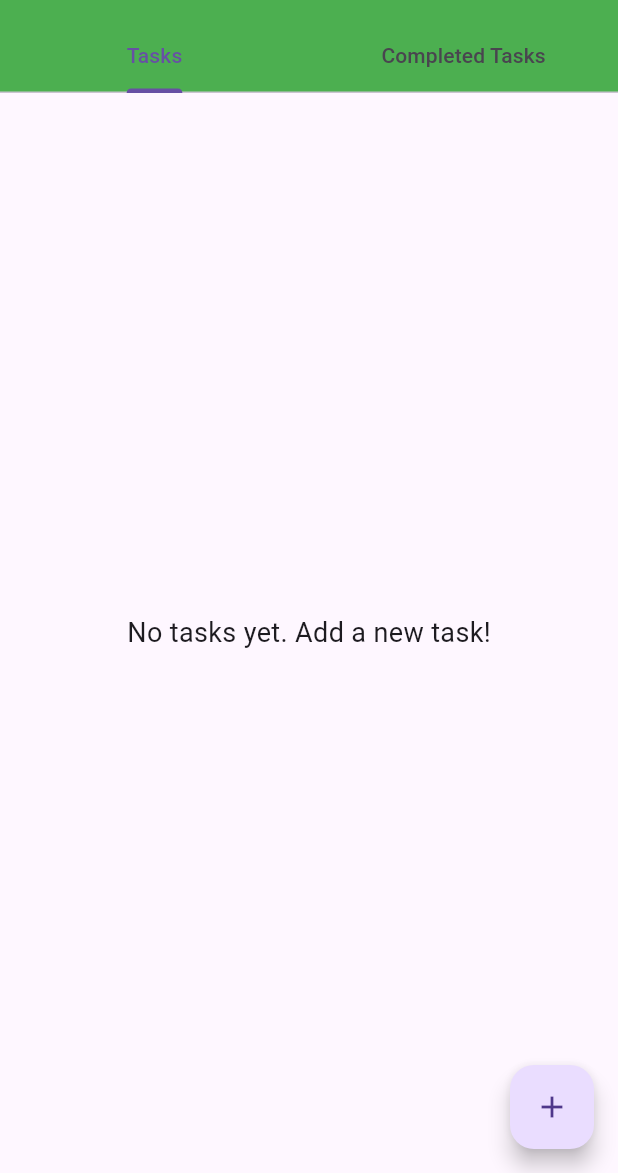
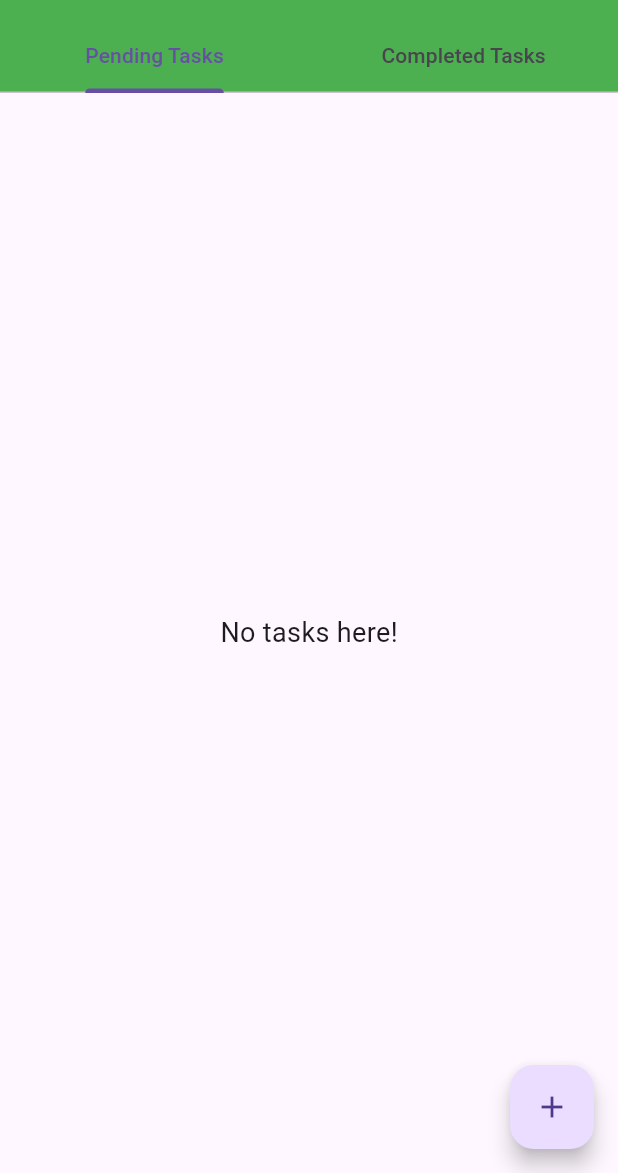
Before and after one commit to FachryRH/Tugas-Akhir-Flutter_Fachry-Reifandri-Hairiman, a Flutter app: the screen it shows after launch, on a phone screen of 412 x 824 dp, the part 63-1236 px from its top. Run offline on Flutter 3.47's test engine with Material 3 defaults, Android fonts, the phone set to English and light mode, and no system bars.

Commit message:
Initial commit

```diff
--- a/lib/main.dart
+++ b/lib/main.dart
@@ -43,7 +43,6 @@ class TaskListPage extends StatefulWidget {
 
 class TaskListPageState extends State<TaskListPage> {
   List<Map<String, dynamic>> tasks = [];
-  List<Map<String, dynamic>> completedTasks = [];
 
   void _navigateToAddTaskPage() async {
     final newTask = await Navigator.push(
@@ -57,10 +56,13 @@ class TaskListPageState extends State<TaskListPage> {
       setState(() {
         tasks.add(newTask);
         tasks.sort((a, b) {
-          // Priority: Urgent + Important, Urgent, Important, None
-          int aPriority = (a['urgent'] ? 2 : 0) + (a['important'] ? 1 : 0);
-          int bPriority = (b['urgent'] ? 2 : 0) + (b['important'] ? 1 : 0);
-          return bPriority.compareTo(aPriority);
+          if (b['important'] && b['urgent']) return 1;
+          if (a['important'] && a['urgent']) return -1;
+          if (b['urgent']) return 1;
+          if (a['urgent']) return -1;
+          if (b['important']) return 1;
+          if (a['important']) return -1;
+          return 0;
         });
       });
     }
@@ -68,6 +70,9 @@ class TaskListPageState extends State<TaskListPage> {
 
   @override
   Widget build(BuildContext context) {
+    final completedTasks = tasks.where((task) => task['completed']).toList();
+    final pendingTasks = tasks.where((task) => !task['completed']).toList();
+
     return DefaultTabController(
       length: 2,
       child: Scaffold(
@@ -82,47 +87,60 @@ class TaskListPageState extends State<TaskListPage> {
           ],
           bottom: const TabBar(
             tabs: [
-              Tab(text: 'Tasks'),
+              Tab(text: 'Pending Tasks'),
               Tab(text: 'Completed Tasks'),
             ],
           ),
         ),
         body: TabBarView(
           children: [
-            tasks.isEmpty
-                ? const Center(
+            _buildTaskList(pendingTasks, allowCheckbox: true),
+            _buildTaskList(completedTasks, allowCheckbox: false),
+          ],
+        ),
+        floatingActionButton: FloatingActionButton(
+          onPressed: _navigateToAddTaskPage,
+          child: const Icon(Icons.add),
+        ),
+      ),
+    );
+  }
+
+  Widget _buildTaskList(List<Map<String, dynamic>> tasksToDisplay, {required bool allowCheckbox}) {
+    if (tasksToDisplay.isEmpty) {
+      return const Center(
         child: Text(
-                'No tasks yet. Add a new task!',
+          'No tasks here!',
           style: TextStyle(fontSize: 18.0),
         ),
-            )
-                : ListView.builder(
-              itemCount: tasks.length,
+      );
+    }
+
+    return ListView.builder(
+      itemCount: tasksToDisplay.length,
       itemBuilder: (context, index) {
-                final task = tasks[index];
+        final task = tasksToDisplay[index];
         List<Widget> tags = [];
         if (task['important']) {
-                  tags.add(_buildTag('Important', Colors.red));
+          tags.add(const TagWidget(label: 'Important', color: Colors.red));
         }
         if (task['urgent']) {
-                  tags.add(_buildTag('Urgent', Colors.orange));
+          tags.add(const TagWidget(label: 'Urgent', color: Colors.orange));
         }
 
         return Card(
           margin: const EdgeInsets.symmetric(horizontal: 10, vertical: 5),
           child: ListTile(
-                    leading: Checkbox(
+            leading: allowCheckbox
+                ? Checkbox(
               value: task['completed'] ?? false,
               onChanged: (value) {
                 setState(() {
                   task['completed'] = value;
-                          if (value == true) {
-                            completedTasks.add(task);
-                            tasks.removeAt(index);
-                          }
                 });
               },
-                    ),
+            )
+                : null,
             title: Text(task['task']!),
             subtitle: Column(
               crossAxisAlignment: CrossAxisAlignment.start,
@@ -139,55 +157,25 @@ class TaskListPageState extends State<TaskListPage> {
               icon: const Icon(Icons.delete, color: Colors.red),
               onPressed: () {
                 setState(() {
-                          tasks.removeAt(index);
+                  tasks.remove(task);
                 });
               },
             ),
           ),
         );
       },
-            ),
-            completedTasks.isEmpty
-                ? const Center(
-              child: Text(
-                'No completed tasks yet.',
-                style: TextStyle(fontSize: 18.0),
-              ),
-            )
-                : ListView.builder(
-              itemCount: completedTasks.length,
-              itemBuilder: (context, index) {
-                final task = completedTasks[index];
-                return Card(
-                  margin: const EdgeInsets.symmetric(horizontal: 10, vertical: 5),
-                  child: ListTile(
-                    title: Text(task['task']!),
-                    subtitle: task['note'] != null && task['note']!.isNotEmpty
-                        ? Text(task['note']!)
-                        : null,
-                    trailing: IconButton(
-                      icon: const Icon(Icons.delete, color: Colors.red),
-                      onPressed: () {
-                        setState(() {
-                          completedTasks.removeAt(index);
-                        });
-                      },
-                    ),
-                  ),
-                );
-              },
-            ),
-          ],
-        ),
-        floatingActionButton: FloatingActionButton(
-          onPressed: _navigateToAddTaskPage,
-          child: const Icon(Icons.add),
-        ),
-      ),
     );
   }
+}
 
-  Widget _buildTag(String label, Color color) {
+class TagWidget extends StatelessWidget {
+  final String label;
+  final Color color;
+
+  const TagWidget({super.key, required this.label, required this.color});
+
+  @override
+  Widget build(BuildContext context) {
     return Container(
       margin: const EdgeInsets.only(right: 5),
       padding: const EdgeInsets.symmetric(horizontal: 8, vertical: 4),
```
Also changed, not shown: pubspec.lock, 1 other file. Lines whose indentation alone changed are shown as unchanged.
